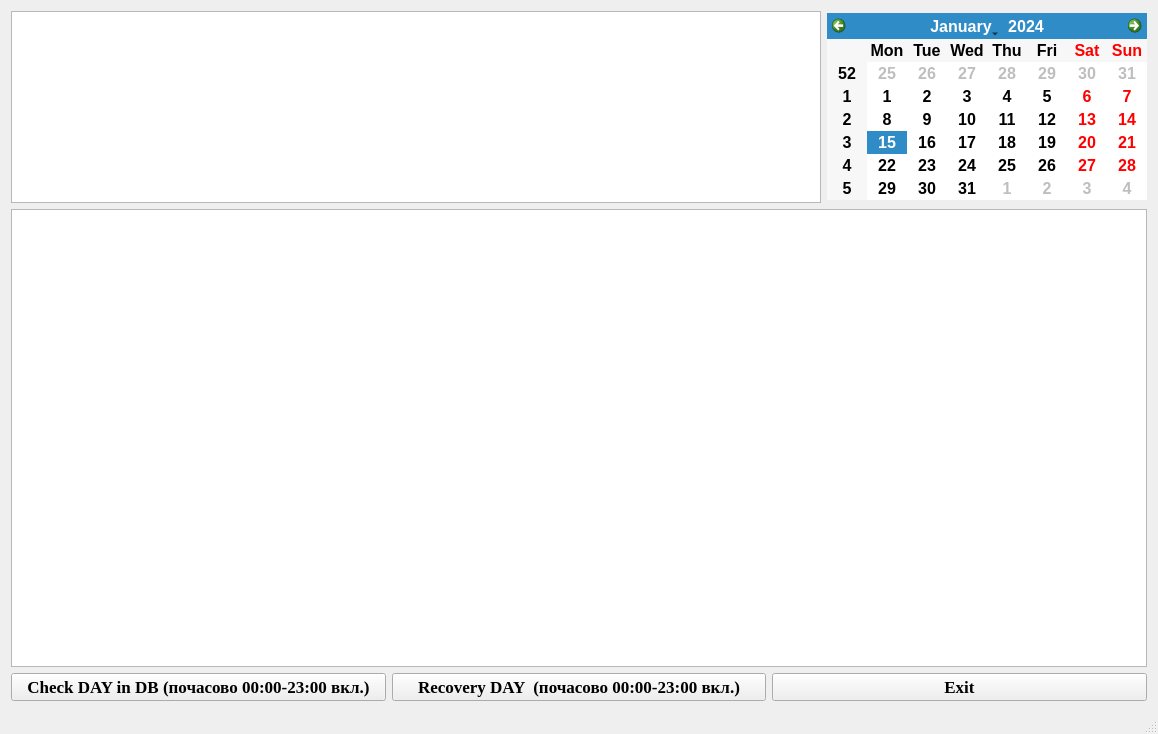
Old version of the form mainwindow.ui in the repository icprog/icp_recover.
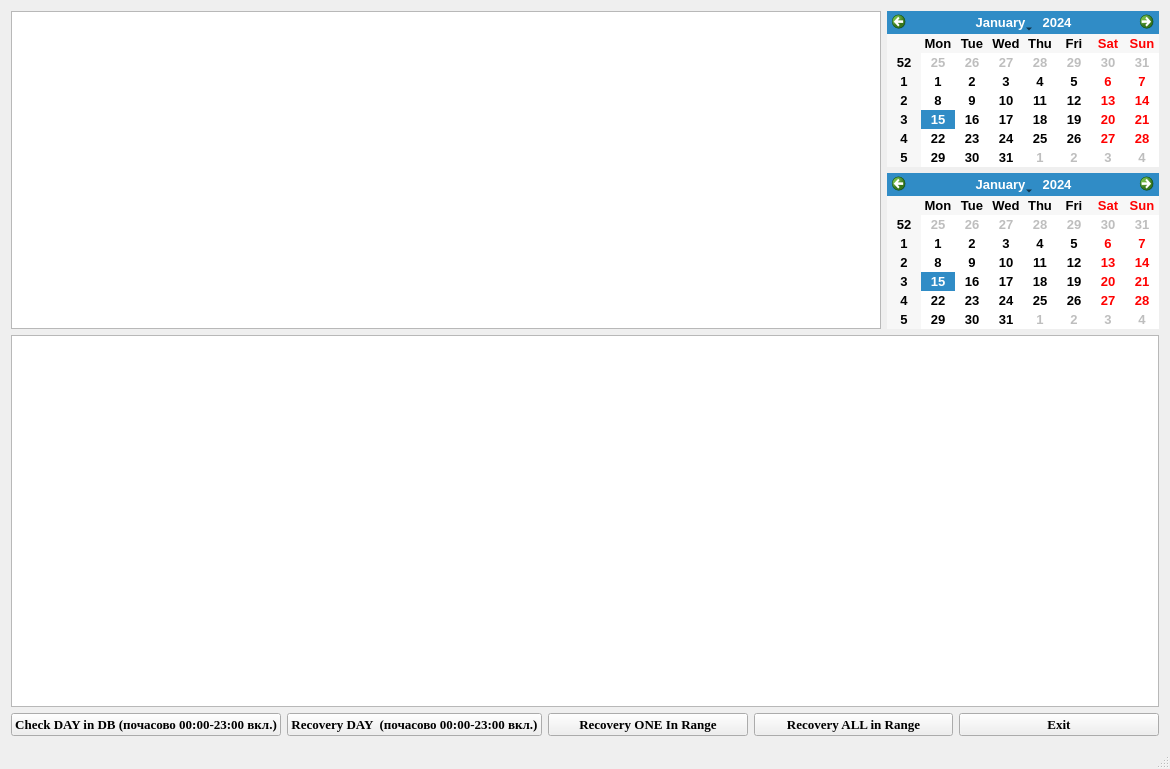
New version of the form. Icons and pictures are not drawn.

Commit message: Add recovery in dates range

Diff of the .ui file:
```diff
--- a/mainwindow.ui
+++ b/mainwindow.ui
@@ -6,17 +6,17 @@
    <rect>
     <x>0</x>
     <y>0</y>
-    <width>1158</width>
-    <height>734</height>
+    <width>1170</width>
+    <height>769</height>
    </rect>
   </property>
   <property name="windowTitle">
    <string>Recovery reports data form ICPCON controllers</string>
   </property>
   <widget class="QWidget" name="centralWidget">
-   <layout class="QVBoxLayout" name="verticalLayout" stretch="0,0,0">
+   <layout class="QVBoxLayout" name="verticalLayout_2">
     <item>
-     <layout class="QHBoxLayout" name="horizontalLayout">
+     <layout class="QHBoxLayout" name="horizontalLayout" stretch="100,0">
       <item>
        <widget class="QListWidget" name="listWidget">
         <property name="sizePolicy">
@@ -36,6 +36,8 @@
        </widget>
       </item>
       <item>
+       <layout class="QVBoxLayout" name="verticalLayout">
+        <item>
        <widget class="QCalendarWidget" name="calendarWidget">
         <property name="sizePolicy">
          <sizepolicy hsizetype="Fixed" vsizetype="Fixed">
@@ -45,7 +47,7 @@
         </property>
         <property name="font">
          <font>
-          <pointsize>12</pointsize>
+            <pointsize>10</pointsize>
           <weight>75</weight>
           <bold>true</bold>
          </font>
@@ -58,6 +60,19 @@
         </property>
        </widget>
       </item>
+        <item>
+         <widget class="QCalendarWidget" name="calendarWidget_2">
+          <property name="font">
+           <font>
+            <pointsize>10</pointsize>
+            <weight>75</weight>
+            <bold>true</bold>
+           </font>
+          </property>
+         </widget>
+        </item>
+       </layout>
+      </item>
      </layout>
     </item>
     <item>
@@ -77,7 +92,7 @@
         <property name="font">
          <font>
           <family>Times New Roman</family>
-          <pointsize>13</pointsize>
+          <pointsize>10</pointsize>
           <weight>75</weight>
           <bold>true</bold>
          </font>
@@ -91,8 +106,8 @@
         </property>
         <property name="iconSize">
          <size>
-          <width>48</width>
-          <height>48</height>
+          <width>32</width>
+          <height>32</height>
          </size>
         </property>
        </widget>
@@ -102,7 +117,7 @@
         <property name="font">
          <font>
           <family>Times New Roman</family>
-          <pointsize>13</pointsize>
+          <pointsize>10</pointsize>
           <weight>75</weight>
           <bold>true</bold>
          </font>
@@ -116,8 +131,58 @@
         </property>
         <property name="iconSize">
          <size>
-          <width>48</width>
-          <height>48</height>
+          <width>32</width>
+          <height>32</height>
+         </size>
+        </property>
+       </widget>
+      </item>
+      <item>
+       <widget class="QPushButton" name="pushButtonRecoveryOneInRange">
+        <property name="font">
+         <font>
+          <family>Times New Roman</family>
+          <pointsize>10</pointsize>
+          <weight>75</weight>
+          <bold>true</bold>
+         </font>
+        </property>
+        <property name="text">
+         <string>Recovery ONE In Range</string>
+        </property>
+        <property name="icon">
+         <iconset resource="res.qrc">
+          <normaloff>:/icons/db_comit_5329.ico</normaloff>:/icons/db_comit_5329.ico</iconset>
+        </property>
+        <property name="iconSize">
+         <size>
+          <width>32</width>
+          <height>32</height>
+         </size>
+        </property>
+       </widget>
+      </item>
+      <item>
+       <widget class="QPushButton" name="pushButtonRecoveryAllInRange">
+        <property name="font">
+         <font>
+          <family>Times New Roman</family>
+          <pointsize>10</pointsize>
+          <weight>75</weight>
+          <bold>true</bold>
+         </font>
+        </property>
+        <property name="text">
+         <string>Recovery ALL in Range</string>
+        </property>
+        <property name="icon">
+         <iconset resource="res.qrc">
+          <normaloff>:/icons/kfilereplace.ico</normaloff>:/icons/kfilereplace.ico</iconset>
+        </property>
+        <property name="iconSize">
+         <size>
+          <width>32</width>
+          <height>32</height>
          </size>
         </property>
        </widget>
@@ -127,7 +192,7 @@
         <property name="font">
          <font>
           <family>Times New Roman</family>
-          <pointsize>13</pointsize>
+          <pointsize>10</pointsize>
           <weight>75</weight>
           <bold>true</bold>
          </font>
@@ -141,8 +206,8 @@
         </property>
         <property name="iconSize">
          <size>
-          <width>48</width>
-          <height>48</height>
+          <width>32</width>
+          <height>32</height>
          </size>
         </property>
        </widget>
```
Left out of the diff: 4 changed lines with no effect on the pictures. Lines whose indentation alone changed are shown as unchanged. The commit also changes 2 other files.
